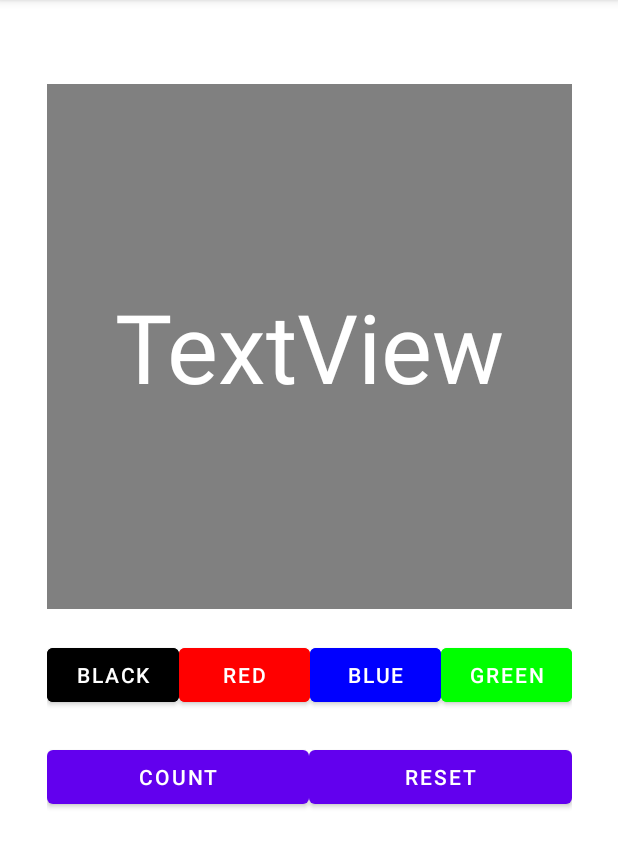
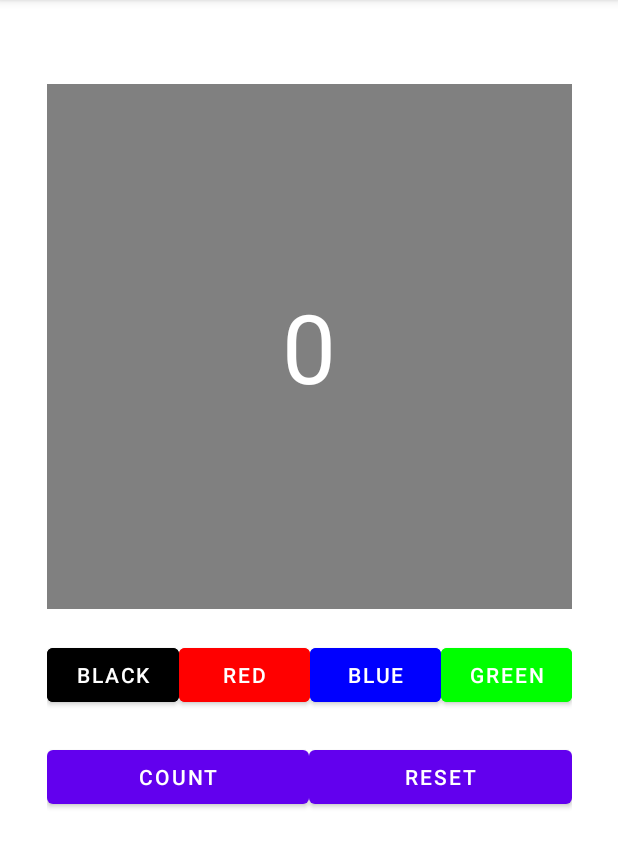
Before and after one commit to 31191023111/HelloSharedPrefs, an Android app: the screen it shows after launch (MainActivity), on a phone screen of 412 x 824 dp, the part 84-952 px from its top. Run offline under Robolectric (Android 15) with nearby library versions, the phone set to English and light mode, and no system bars.

Commit message:
Added functions
Added set get values from shared preferences and buttons functions

```diff
--- a/app/src/main/java/com/example/hellosharedprefs/MainActivity.java
+++ b/app/src/main/java/com/example/hellosharedprefs/MainActivity.java
@@ -2,13 +2,112 @@ package com.example.hellosharedprefs;
 
 import androidx.appcompat.app.AppCompatActivity;
 
+import android.content.Context;
+import android.content.SharedPreferences;
+import android.graphics.Color;
+import android.graphics.drawable.ColorDrawable;
 import android.os.Bundle;
+import android.service.autofill.OnClickAction;
+import android.util.Log;
+import android.view.View;
+import android.widget.Button;
+import android.widget.TextView;
 
-public class MainActivity extends AppCompatActivity {
+import org.w3c.dom.Text;
+
+public class MainActivity extends AppCompatActivity implements View.OnClickListener {
+    int count;
 
     @Override
     protected void onCreate(Bundle savedInstanceState) {
         super.onCreate(savedInstanceState);
         setContentView(R.layout.activity_main);
+
+        getValueAndColor();
+        getButtons();
+    }
+
+    protected void setValueAndColor(){
+        SharedPreferences sharedPref = getSharedPreferences(getString(R.string.shared_prefs_name), MODE_PRIVATE);
+        SharedPreferences.Editor editor = sharedPref.edit();
+        TextView textView = findViewById(R.id.bigTextView);
+        int value = count;
+        ColorDrawable bg = (ColorDrawable) textView.getBackground();
+        int color = bg.getColor();
+        editor.putInt("count", value);
+        editor.putInt("color", color);
+        editor.apply();
+    }
+
+    protected void getValueAndColor(){
+        SharedPreferences sharedPref = getSharedPreferences(getString(R.string.shared_prefs_name), MODE_PRIVATE);
+        int value = sharedPref.getInt("count", 0);
+        count = value;
+        int color = sharedPref.getInt("color", Color.parseColor("#FF808080"));
+        TextView textView = findViewById(R.id.bigTextView);
+        textView.setText(String.valueOf(count));
+        textView.setBackgroundColor(color);
+    }
+
+    protected void clearValueAndColor(){
+        SharedPreferences sharedPref = getSharedPreferences(getString(R.string.shared_prefs_name), MODE_PRIVATE);
+        SharedPreferences.Editor editor = sharedPref.edit();
+        editor.clear();
+        editor.apply();
+    }
+
+    protected void getButtons(){
+        Button buttonBlack = findViewById(R.id.buttonBlack);
+        buttonBlack.setTag(0);
+        buttonBlack.setOnClickListener(this);
+
+        Button buttonRed = findViewById(R.id.buttonRed);
+        buttonRed.setTag(1);
+        buttonRed.setOnClickListener(this);
+
+        Button buttonBlue = findViewById(R.id.buttonBlue);
+        buttonBlue.setTag(2);
+        buttonBlue.setOnClickListener(this);
+
+        Button buttonGreen = findViewById(R.id.buttonGreen);
+        buttonGreen.setTag(3);
+        buttonGreen.setOnClickListener(this);
+
+        Button buttonCount = findViewById(R.id.buttonCount);
+        buttonCount.setTag(4);
+        buttonCount.setOnClickListener(this);
+
+        Button buttonReset = findViewById(R.id.buttonReset);
+        buttonReset.setTag(5);
+        buttonReset.setOnClickListener(this);
+    }
+
+    @Override
+    public void onClick(View view) {
+        TextView bigTextView = findViewById(R.id.bigTextView);
+        int tag = Integer.parseInt(String.valueOf(view.getTag()));
+        switch (tag) {
+            case 0:
+                bigTextView.setBackgroundColor(getResources().getColor(R.color.black));
+                break;
+            case 1:
+                bigTextView.setBackgroundColor(getResources().getColor(R.color.red));
+                break;
+            case 2:
+                bigTextView.setBackgroundColor(getResources().getColor(R.color.blue));
+                break;
+            case 3:
+                bigTextView.setBackgroundColor(getResources().getColor(R.color.green));
+                break;
+            case 4:
+                count++;
+                break;
+            case 5:
+                clearValueAndColor();
+                getValueAndColor();
+                break;
+        }
+        setValueAndColor();
+        getValueAndColor();
     }
 }
--- a/app/src/main/res/layout/activity_main.xml
+++ b/app/src/main/res/layout/activity_main.xml
@@ -13,7 +13,7 @@
         android:layout_marginTop="56dp"
         android:background="@color/gray"
         android:gravity="center"
-        android:text="TextView"
+        android:text="0"
         android:textAlignment="center"
         android:textColor="@color/white"
         android:textSize="64sp"
--- a/app/src/main/res/values/strings.xml
+++ b/app/src/main/res/values/strings.xml
@@ -1,3 +1,4 @@
 <resources>
     <string name="app_name">Hello Shared Prefs</string>
+    <string name="shared_prefs_name">com.example.hellosharedprefs</string>
 </resources>
```
